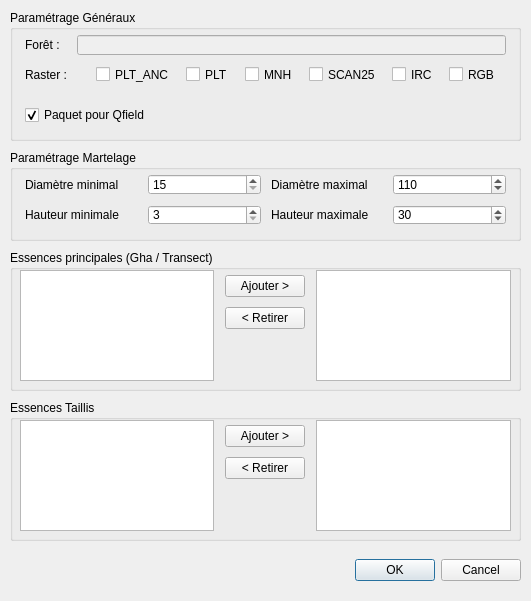
Old version of the form dialogs/expertise.ui in the repository paul-carteron/Qracines.
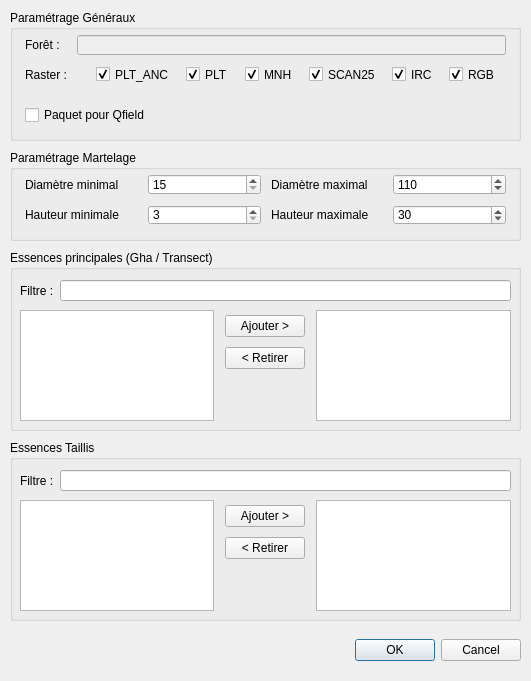
New version of the form. Custom widgets are drawn as their Qt base class.

Commit message: add relation label configuration support, add filter to species list, add save state for expertise

The edit to the form file:
```diff
--- a/dialogs/expertise.ui
+++ b/dialogs/expertise.ui
@@ -7,7 +7,7 @@
     <x>0</x>
     <y>0</y>
     <width>531</width>
-    <height>601</height>
+    <height>681</height>
    </rect>
   </property>
   <property name="windowTitle">
@@ -19,7 +19,7 @@
      <x>10</x>
      <y>250</y>
      <width>511</width>
-     <height>141</height>
+     <height>181</height>
     </rect>
    </property>
    <property name="title">
@@ -29,14 +29,14 @@
     <property name="geometry">
      <rect>
       <x>10</x>
-      <y>20</y>
+      <y>60</y>
       <width>491</width>
       <height>111</height>
      </rect>
     </property>
     <layout class="QGridLayout" name="gridLayout_6">
-     <item row="0" column="2">
-      <widget class="QListWidget" name="lw_selected_species"/>
+     <item row="0" column="0">
+      <widget class="QListWidget" name="lw_species"/>
      </item>
      <item row="0" column="1">
       <layout class="QGridLayout" name="gridLayout_5">
@@ -84,8 +84,34 @@
        </item>
       </layout>
      </item>
-     <item row="0" column="0">
-      <widget class="QListWidget" name="lw_species"/>
+     <item row="0" column="2">
+      <widget class="QListWidget" name="lw_selected_species"/>
+     </item>
+    </layout>
+   </widget>
+   <widget class="QWidget" name="horizontalLayoutWidget_2">
+    <property name="geometry">
+     <rect>
+      <x>10</x>
+      <y>30</y>
+      <width>491</width>
+      <height>21</height>
+     </rect>
+    </property>
+    <layout class="QHBoxLayout" name="horizontalLayout_4">
+     <item>
+      <widget class="QLabel" name="label_layers_11">
+       <property name="text">
+        <string>Filtre :</string>
+       </property>
+      </widget>
+     </item>
+     <item>
+      <widget class="QLineEdit" name="le_filter_species">
+       <property name="placeholderText">
+        <string extracomment="CHE..."/>
+       </property>
+      </widget>
      </item>
     </layout>
    </widget>
@@ -280,6 +306,12 @@
          <property name="text">
           <string>PLT_ANC</string>
          </property>
+         <property name="checked">
+          <bool>true</bool>
+         </property>
+         <property name="tristate">
+          <bool>false</bool>
+         </property>
         </widget>
        </item>
        <item>
@@ -293,6 +325,9 @@
          <property name="text">
           <string>PLT</string>
          </property>
+         <property name="checked">
+          <bool>true</bool>
+         </property>
         </widget>
        </item>
        <item>
@@ -306,6 +341,9 @@
          <property name="text">
           <string>MNH</string>
          </property>
+         <property name="checked">
+          <bool>true</bool>
+         </property>
         </widget>
        </item>
        <item>
@@ -319,6 +357,9 @@
          <property name="text">
           <string>SCAN25</string>
          </property>
+         <property name="checked">
+          <bool>true</bool>
+         </property>
         </widget>
        </item>
        <item>
@@ -332,6 +373,9 @@
          <property name="text">
           <string>IRC</string>
          </property>
+         <property name="checked">
+          <bool>true</bool>
+         </property>
         </widget>
        </item>
        <item>
@@ -345,6 +389,9 @@
          <property name="text">
           <string>RGB</string>
          </property>
+         <property name="checked">
+          <bool>true</bool>
+         </property>
         </widget>
        </item>
       </layout>
@@ -408,7 +455,7 @@
         <string>Paquet pour Qfield</string>
        </property>
        <property name="checked">
-        <bool>true</bool>
+        <bool>false</bool>
        </property>
       </widget>
      </item>
@@ -429,7 +476,7 @@
    <property name="geometry">
     <rect>
      <x>10</x>
-     <y>550</y>
+     <y>630</y>
      <width>511</width>
      <height>41</height>
     </rect>
@@ -464,9 +511,9 @@
    <property name="geometry">
     <rect>
      <x>10</x>
-     <y>400</y>
+     <y>440</y>
      <width>511</width>
-     <height>141</height>
+     <height>181</height>
     </rect>
    </property>
    <property name="title">
@@ -476,7 +523,7 @@
     <property name="geometry">
      <rect>
       <x>10</x>
-      <y>20</y>
+      <y>60</y>
       <width>491</width>
       <height>111</height>
      </rect>
@@ -536,6 +583,32 @@
      </item>
     </layout>
    </widget>
+   <widget class="QWidget" name="horizontalLayoutWidget_3">
+    <property name="geometry">
+     <rect>
+      <x>10</x>
+      <y>30</y>
+      <width>491</width>
+      <height>21</height>
+     </rect>
+    </property>
+    <layout class="QHBoxLayout" name="horizontalLayout_5">
+     <item>
+      <widget class="QLabel" name="label_layers_12">
+       <property name="text">
+        <string>Filtre :</string>
+       </property>
+      </widget>
+     </item>
+     <item>
+      <widget class="QLineEdit" name="le_filter_species_taillis">
+       <property name="placeholderText">
+        <string extracomment="CHA..."/>
+       </property>
+      </widget>
+     </item>
+    </layout>
+   </widget>
   </widget>
  </widget>
  <customwidgets>
```
The commit also changes 7 other files.
